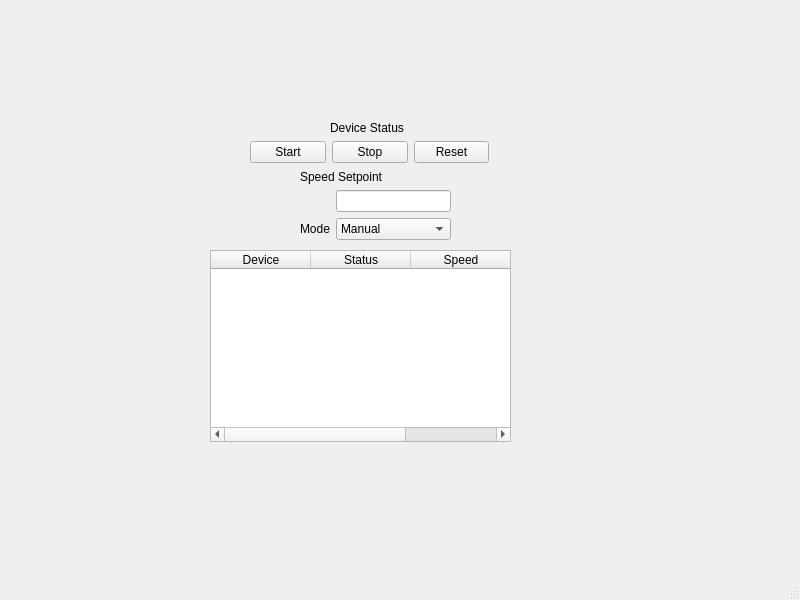
Qt form mainwindow.ui (P1ko0/industrial-device-monitor) before a commit.
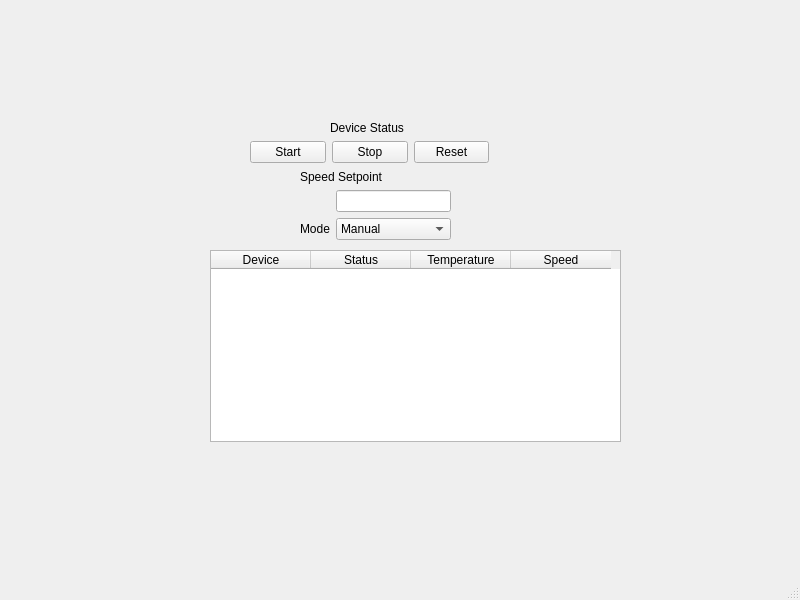
The same form after that commit.

Diff of the .ui file:
```diff
--- a/mainwindow.ui
+++ b/mainwindow.ui
@@ -32,7 +32,7 @@
      <rect>
       <x>210</x>
       <y>250</y>
-      <width>301</width>
+      <width>411</width>
       <height>192</height>
      </rect>
     </property>
@@ -46,6 +46,11 @@
       <string>Status</string>
      </property>
     </column>
+    <column>
+     <property name="text">
+      <string>Temperature</string>
+     </property>
+    </column>
     <column>
      <property name="text">
       <string>Speed</string>
```
